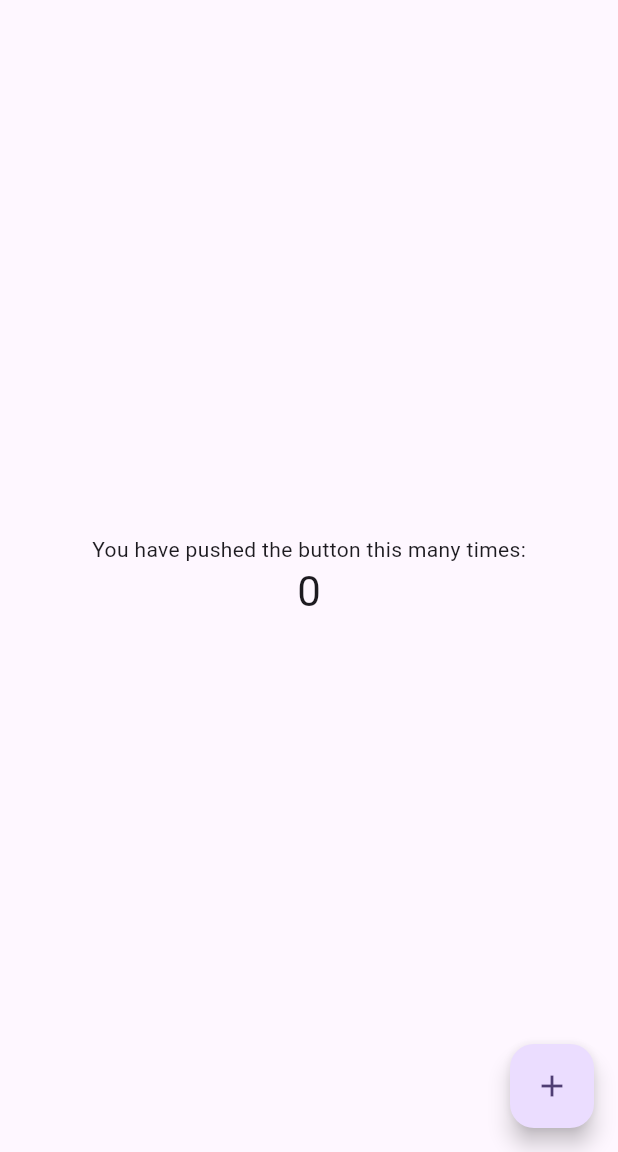
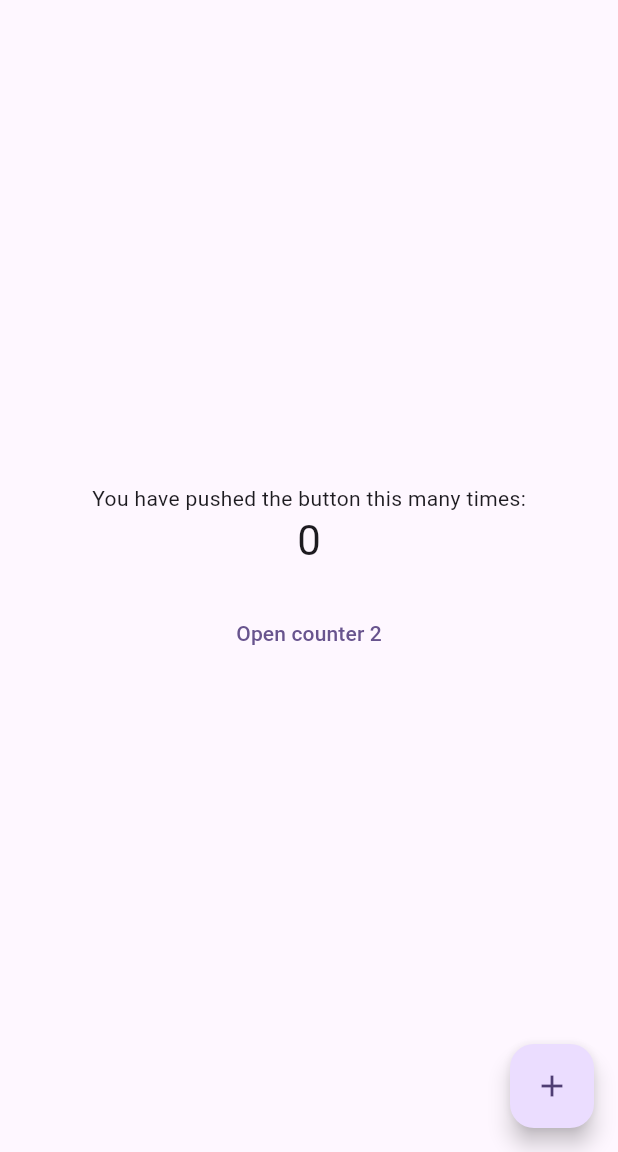
Before and after one commit to yanaMyn/flutter-provider, a Flutter app: the screen it shows after launch, on a phone screen of 412 x 824 dp, the part 84-1236 px from its top. Run offline on Flutter 3.47's test engine with Material 3 defaults, Android fonts, the phone set to English and light mode, and no system bars.

```diff
--- a/lib/main.dart
+++ b/lib/main.dart
@@ -1,6 +1,7 @@
 import 'package:flutter/material.dart';
 import 'package:provider/provider.dart';
 import 'package:state_management_provider/main_model.dart';
+import 'package:state_management_provider/second_counter.dart';
 
 void main() {
   runApp(const MyApp());
@@ -11,13 +12,16 @@ class MyApp extends StatelessWidget {
 
   @override
   Widget build(BuildContext context) {
-    return MaterialApp(
+    return ChangeNotifierProvider(
+      create: (_) => MainModel(),
+      child: MaterialApp(
         title: 'Flutter Demo',
         theme: ThemeData(
           colorScheme: ColorScheme.fromSeed(seedColor: Colors.deepPurple),
           useMaterial3: true,
         ),
         home: const MyHomePage(title: 'Flutter Demo Home Page'),
+      ),
     );
   }
 }
@@ -34,9 +38,7 @@ class MyHomePage extends StatefulWidget {
 class _MyHomePageState extends State<MyHomePage> {
   @override
   Widget build(BuildContext context) {
-    return ChangeNotifierProvider(
-      create: (_) => MainModel(),
-      child: Consumer<MainModel>(
+    return Consumer<MainModel>(
       builder: (context, model, child) => Scaffold(
         appBar: AppBar(
           backgroundColor: Theme.of(context).colorScheme.inversePrimary,
@@ -53,6 +55,19 @@ class _MyHomePageState extends State<MyHomePage> {
                 '${model.counter}',
                 style: Theme.of(context).textTheme.headlineMedium,
               ),
+              Padding(
+                padding: const EdgeInsets.only(top: 20),
+                child: TextButton(
+                  child: const Text("Open counter 2"),
+                  onPressed: () => Navigator.push(
+                    context,
+                    MaterialPageRoute(
+                      builder: (context) =>
+                          const SecondCounter(title: "Second Counter"),
+                    ),
+                  ),
+                ),
+              )
             ],
           ),
         ),
@@ -62,7 +77,6 @@ class _MyHomePageState extends State<MyHomePage> {
           child: const Icon(Icons.add),
         ),
       ),
-      ),
     );
   }
 }
```
Also changed, not shown: lib/second_counter.dart (added, +45 -0 lines). Lines whose indentation alone changed are shown as unchanged.
